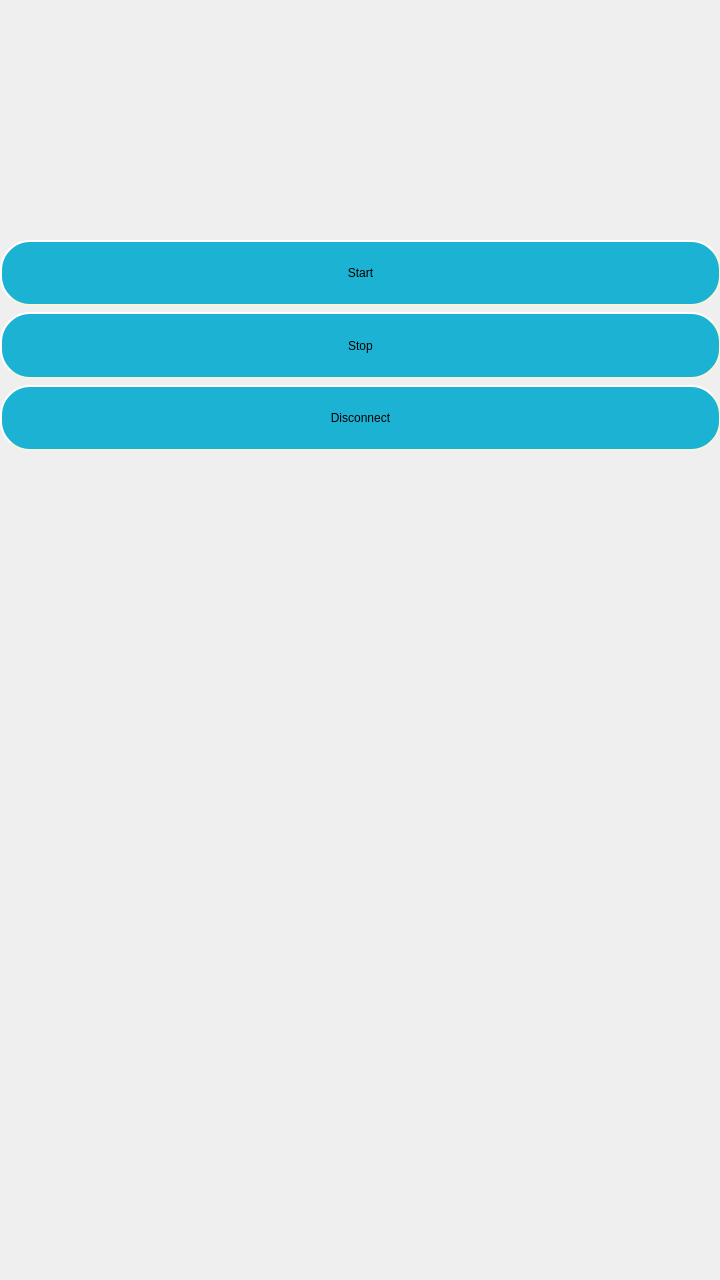
Above: forms/workpage.ui from Mcublog/AutoLubeApp before the change. Below: the same form after it.
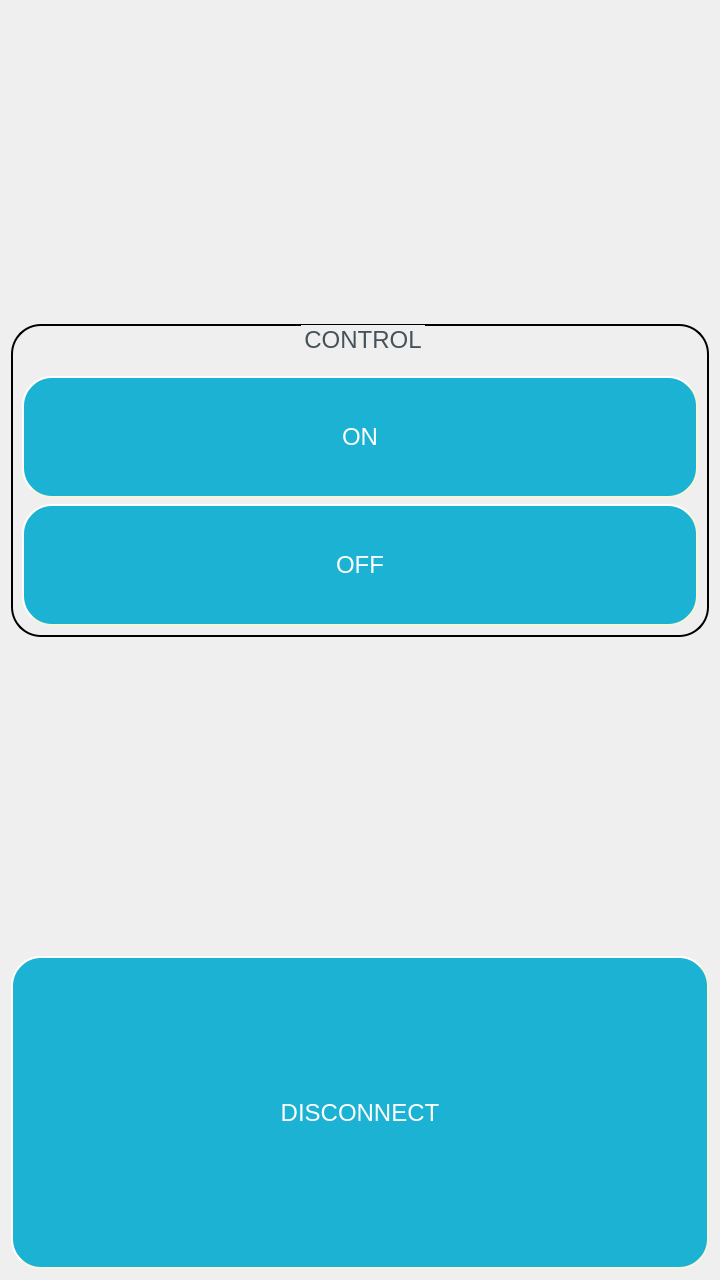
That is the form after the change.

What changed in the file:
```diff
--- a/forms/workpage.ui
+++ b/forms/workpage.ui
@@ -13,16 +13,53 @@
   <property name="windowTitle">
    <string>Form</string>
   </property>
-  <widget class="QWidget" name="verticalLayoutWidget_2">
-   <property name="geometry">
-    <rect>
-     <x>0</x>
-     <y>240</y>
-     <width>721</width>
-     <height>211</height>
-    </rect>
-   </property>
-   <layout class="QVBoxLayout" name="verticalLayout_2">
+  <layout class="QVBoxLayout" name="verticalLayout_3">
+   <item>
+    <spacer name="verticalSpacer_2">
+     <property name="orientation">
+      <enum>Qt::Vertical</enum>
+     </property>
+     <property name="sizeHint" stdset="0">
+      <size>
+       <width>20</width>
+       <height>306</height>
+      </size>
+     </property>
+    </spacer>
+   </item>
+   <item>
+    <widget class="QGroupBox" name="gbDirectControl">
+     <property name="sizePolicy">
+      <sizepolicy hsizetype="Expanding" vsizetype="Expanding">
+       <horstretch>0</horstretch>
+       <verstretch>0</verstretch>
+      </sizepolicy>
+     </property>
+     <property name="styleSheet">
+      <string notr="true">*
+{
+    color:#46525a;
+    font-size:24px;
+	border-style: outset;
+	border-width: 2px;
+	border-radius: 30px;
+	margin-top: 0.5em;
+}
+</string>
+     </property>
+     <property name="title">
+      <string>CONTROL</string>
+     </property>
+     <property name="alignment">
+      <set>Qt::AlignCenter</set>
+     </property>
+     <property name="flat">
+      <bool>false</bool>
+     </property>
+     <layout class="QVBoxLayout" name="verticalLayout">
+      <property name="topMargin">
+       <number>50</number>
+      </property>
     <item>
      <widget class="QPushButton" name="pbStart">
       <property name="sizePolicy">
@@ -31,6 +68,12 @@
         <verstretch>0</verstretch>
        </sizepolicy>
       </property>
+        <property name="minimumSize">
+         <size>
+          <width>294</width>
+          <height>100</height>
+         </size>
+        </property>
       <property name="maximumSize">
        <size>
         <width>16777215</width>
@@ -38,17 +81,36 @@
        </size>
       </property>
       <property name="styleSheet">
-       <string notr="true">*{
-background-color: #1cb2d3;
-border-style: outset;
-border-width: 2px;
-border-radius: 30px;
-border-color: beige;
-min-width: 10em;
+         <string notr="true">QPushButton
+{
+	background-color: #1cb2d3;
+	border-style: outset;
+	border-width: 2px;
+	border-radius: 30px;
+	border-color: beige;
+	min-width: 10em;
+    color:#ffffff;
+    font-size:24px;
+}
+
+QPushButton:hover 
+{
+	 background-color: #cad811;
+ }
+
+ QPushButton:pressed 
+{
+	background-color: #FF6A6F;     
+ }
+
+QPushButton:disabled 
+{
+	background-color:#46525a;
+    color:#46525a;
 }</string>
       </property>
       <property name="text">
-       <string>Start</string>
+         <string>ON</string>
       </property>
      </widget>
     </item>
@@ -60,21 +122,64 @@
         <verstretch>0</verstretch>
        </sizepolicy>
       </property>
+        <property name="minimumSize">
+         <size>
+          <width>294</width>
+          <height>100</height>
+         </size>
+        </property>
       <property name="styleSheet">
-       <string notr="true">*{
-background-color: #1cb2d3;
-border-style: outset;
-border-width: 2px;
-border-radius: 30px;
-border-color: beige;
-min-width: 10em;
+         <string notr="true">QPushButton
+{
+	background-color: #1cb2d3;
+	border-style: outset;
+	border-width: 2px;
+	border-radius: 30px;
+	border-color: beige;
+	min-width: 10em;
+    color:#ffffff;
+    font-size:24px;
+}
+
+QPushButton:hover 
+{
+	 background-color: #cad811;
+ }
+
+ QPushButton:pressed 
+{
+	background-color: #FF6A6F;     
+ }
+
+QPushButton:disabled 
+{
+	background-color:#46525a;
+    color:#46525a;
 }</string>
       </property>
       <property name="text">
-       <string>Stop</string>
+         <string>OFF</string>
       </property>
      </widget>
     </item>
+     </layout>
+    </widget>
+   </item>
+   <item>
+    <spacer name="verticalSpacer">
+     <property name="orientation">
+      <enum>Qt::Vertical</enum>
+     </property>
+     <property name="sizeHint" stdset="0">
+      <size>
+       <width>20</width>
+       <height>306</height>
+      </size>
+     </property>
+    </spacer>
+   </item>
+   <item>
+    <layout class="QVBoxLayout" name="verticalLayout_2">
     <item>
      <widget class="QPushButton" name="pbDisconnect">
       <property name="sizePolicy">
@@ -83,23 +188,48 @@
         <verstretch>0</verstretch>
        </sizepolicy>
       </property>
+       <property name="minimumSize">
+        <size>
+         <width>294</width>
+         <height>150</height>
+        </size>
+       </property>
       <property name="styleSheet">
-       <string notr="true">*{
-background-color: #1cb2d3;
-border-style: outset;
-border-width: 2px;
-border-radius: 30px;
-border-color: beige;
-min-width: 10em;
+        <string notr="true">QPushButton
+{
+	background-color: #1cb2d3;
+	border-style: outset;
+	border-width: 2px;
+	border-radius: 30px;
+	border-color: beige;
+	min-width: 10em;
+    color:#ffffff;
+    font-size:24px;
+}
+
+QPushButton:hover 
+{
+	 background-color: #cad811;
+ }
+
+ QPushButton:pressed 
+{
+	background-color: #FF6A6F;     
+ }
+
+QPushButton:disabled 
+{
+	background-color:#46525a;
 }</string>
       </property>
       <property name="text">
-       <string>Disconnect</string>
+        <string>DISCONNECT</string>
       </property>
      </widget>
     </item>
    </layout>
-  </widget>
+   </item>
+  </layout>
  </widget>
  <resources/>
  <connections/>
```
Lines whose indentation alone changed are shown as unchanged.
